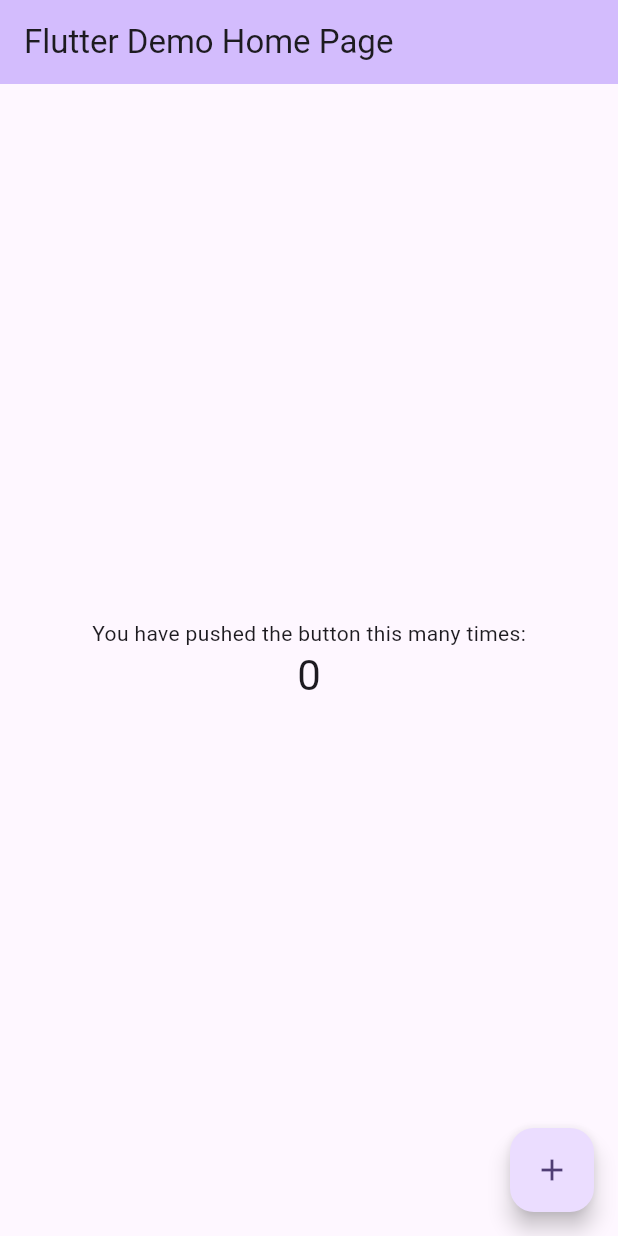
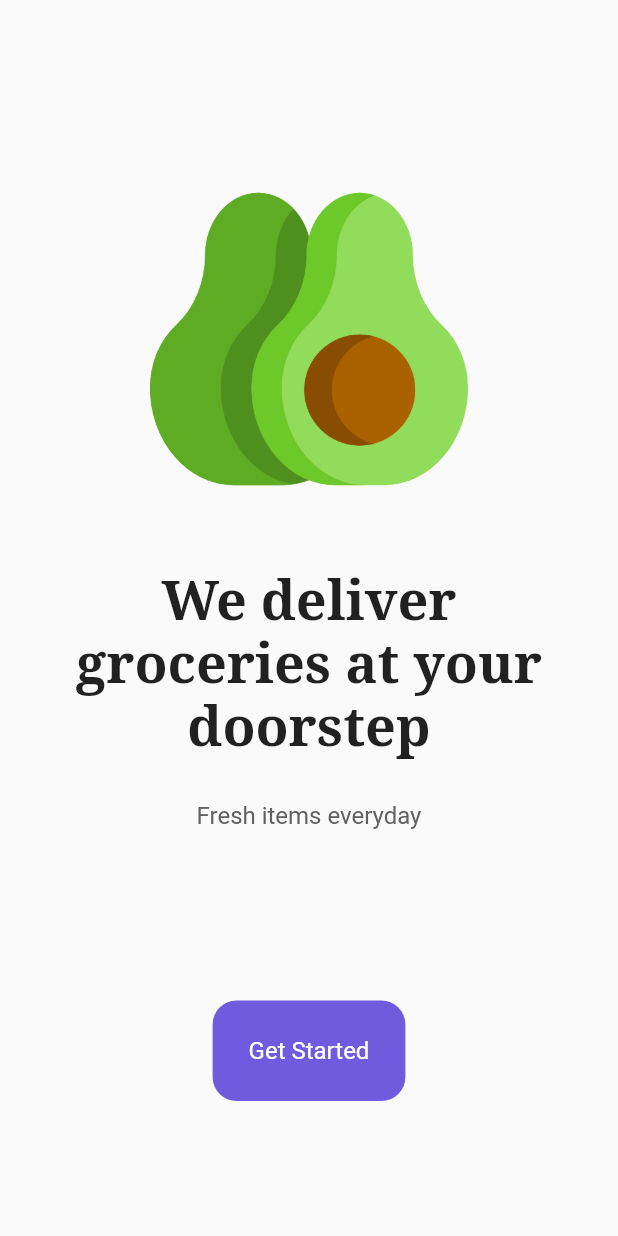
Before and after one commit to karan-lakhadive19/CartApp-Provider, a Flutter app: the screen it shows after launch, on a phone screen of 412 x 824 dp. Run offline on Flutter 3.47's test engine with Material 2 defaults, Android fonts, the phone set to English and light mode, and no system bars; our stand-ins replace google_fonts.

Commit message:
final commit

```diff
--- a/lib/main.dart
+++ b/lib/main.dart
@@ -1,4 +1,7 @@
+import 'package:cartapp/model/cart_model.dart';
+import 'package:cartapp/pages/intro_page.dart';
 import 'package:flutter/material.dart';
+import 'package:provider/provider.dart';
 
 void main() {
   runApp(const MyApp());
@@ -7,119 +10,16 @@ void main() {
 class MyApp extends StatelessWidget {
   const MyApp({super.key});
 
-  // This widget is the root of your application.
   @override
   Widget build(BuildContext context) {
-    return MaterialApp(
-      title: 'Flutter Demo',
-      theme: ThemeData(
-        // This is the theme of your application.
-        //
-        // TRY THIS: Try running your application with "flutter run". You'll see
-        // the application has a blue toolbar. Then, without quitting the app,
-        // try changing the seedColor in the colorScheme below to Colors.green
-        // and then invoke "hot reload" (save your changes or press the "hot
-        // reload" button in a Flutter-supported IDE, or press "r" if you used
-        // the command line to start the app).
-        //
-        // Notice that the counter didn't reset back to zero; the application
-        // state is not lost during the reload. To reset the state, use hot
-        // restart instead.
-        //
-        // This works for code too, not just values: Most code changes can be
-        // tested with just a hot reload.
-        colorScheme: ColorScheme.fromSeed(seedColor: Colors.deepPurple),
-        useMaterial3: true,
+    return MultiProvider(
+      providers: [
+        ChangeNotifierProvider(create: (context)=>CartModel())
+      ],
+      child: MaterialApp(
+        debugShowCheckedModeBanner: false,
+        home: IntroPage(),
       ),
-      home: const MyHomePage(title: 'Flutter Demo Home Page'),
     );
   }
 }
-
-class MyHomePage extends StatefulWidget {
-  const MyHomePage({super.key, required this.title});
-
-  // This widget is the home page of your application. It is stateful, meaning
-  // that it has a State object (defined below) that contains fields that affect
-  // how it looks.
-
-  // This class is the configuration for the state. It holds the values (in this
-  // case the title) provided by the parent (in this case the App widget) and
-  // used by the build method of the State. Fields in a Widget subclass are
-  // always marked "final".
-
-  final String title;
-
-  @override
-  State<MyHomePage> createState() => _MyHomePageState();
-}
-
-class _MyHomePageState extends State<MyHomePage> {
-  int _counter = 0;
-
-  void _incrementCounter() {
-    setState(() {
-      // This call to setState tells the Flutter framework that something has
-      // changed in this State, which causes it to rerun the build method below
-      // so that the display can reflect the updated values. If we changed
-      // _counter without calling setState(), then the build method would not be
-      // called again, and so nothing would appear to happen.
-      _counter++;
-    });
-  }
-
-  @override
-  Widget build(BuildContext context) {
-    // This method is rerun every time setState is called, for instance as done
-    // by the _incrementCounter method above.
-    //
-    // The Flutter framework has been optimized to make rerunning build methods
-    // fast, so that you can just rebuild anything that needs updating rather
-    // than having to individually change instances of widgets.
-    return Scaffold(
-      appBar: AppBar(
-        // TRY THIS: Try changing the color here to a specific color (to
-        // Colors.amber, perhaps?) and trigger a hot reload to see the AppBar
-        // change color while the other colors stay the same.
-        backgroundColor: Theme.of(context).colorScheme.inversePrimary,
-        // Here we take the value from the MyHomePage object that was created by
-        // the App.build method, and use it to set our appbar title.
-        title: Text(widget.title),
-      ),
-      body: Center(
-        // Center is a layout widget. It takes a single child and positions it
-        // in the middle of the parent.
-        child: Column(
-          // Column is also a layout widget. It takes a list of children and
-          // arranges them vertically. By default, it sizes itself to fit its
-          // children horizontally, and tries to be as tall as its parent.
-          //
-          // Column has various properties to control how it sizes itself and
-          // how it positions its children. Here we use mainAxisAlignment to
-          // center the children vertically; the main axis here is the vertical
-          // axis because Columns are vertical (the cross axis would be
-          // horizontal).
-          //
-          // TRY THIS: Invoke "debug painting" (choose the "Toggle Debug Paint"
-          // action in the IDE, or press "p" in the console), to see the
-          // wireframe for each widget.
-          mainAxisAlignment: MainAxisAlignment.center,
-          children: <Widget>[
-            const Text(
-              'You have pushed the button this many times:',
-            ),
-            Text(
-              '$_counter',
-              style: Theme.of(context).textTheme.headlineMedium,
-            ),
-          ],
-        ),
-      ),
-      floatingActionButton: FloatingActionButton(
-        onPressed: _incrementCounter,
-        tooltip: 'Increment',
-        child: const Icon(Icons.add),
-      ), // This trailing comma makes auto-formatting nicer for build methods.
-    );
-  }
-}
--- /dev/null
+++ b/lib/model/cart_model.dart
@@ -0,0 +1,41 @@
+import 'package:flutter/material.dart';
+
+class CartModel extends ChangeNotifier {
+  // list of items on sale
+  final List _shopItems = const [
+    // [ itemName, itemPrice, imagePath, color ]
+    ["Avocado", "4.00", "lib/images/avocado.png", Colors.green],
+    ["Banana", "2.50", "lib/images/banana.png", Colors.yellow],
+    ["Chicken", "12.80", "lib/images/chicken.png", Colors.brown],
+    ["Water", "1.00", "lib/images/water.png", Colors.blue],
+  ];
+
+  // list of cart items
+  List _cartItems = [];
+
+  get cartItems => _cartItems;
+
+  get shopItems => _shopItems;
+
+  // add item to cart
+  void addItemToCart(int index) {
+    _cartItems.add(_shopItems[index]);
+    print(cartItems);
+    notifyListeners();
+  }
+
+  // remove item from cart
+  void removeItemFromCart(int index) {
+    _cartItems.removeAt(index);
+    notifyListeners();
+  }
+
+  // calculate total price
+  String cal() {
+    double totalPrice = 0;
+    for (int i = 0; i < cartItems.length; i++) {
+      totalPrice += double.parse(cartItems[i][1]);
+    }
+    return totalPrice.toStringAsFixed(2);
+  }
+}
--- /dev/null
+++ b/lib/pages/intro_page.dart
@@ -0,0 +1,86 @@
+// ignore_for_file: prefer_const_constructors, prefer_const_literals_to_create_immutables
+
+import 'package:cartapp/pages/home_page.dart';
+import 'package:flutter/material.dart';
+import 'package:google_fonts/google_fonts.dart';
+
+class IntroPage extends StatelessWidget {
+  const IntroPage({super.key});
+
+  @override
+  Widget build(BuildContext context) {
+    return Scaffold(
+      backgroundColor: Colors.grey[50],
+      body: SafeArea(
+        child: Column(
+          children: [
+            // big logo
+            Padding(
+              padding: const EdgeInsets.only(
+                left: 100.0,
+                right: 100.0,
+                top: 120,
+                bottom: 20,
+              ),
+              child: Image.asset('lib/images/avocado.png'),
+            ),
+
+            // we deliver groceries at your doorstep
+            Padding(
+              padding: const EdgeInsets.all(28.0),
+              child: Text(
+                'We deliver groceries at your doorstep',
+                textAlign: TextAlign.center,
+                style: GoogleFonts.notoSerif(
+                    fontSize: 36, fontWeight: FontWeight.bold),
+              ),
+            ),
+
+            // groceree gives you fresh vegetables and fruits
+            Text(
+              'Fresh items everyday',
+              textAlign: TextAlign.center,
+              style: TextStyle(
+                fontSize: 16,
+                color: Colors.grey[700],
+              ),
+            ),
+
+            const SizedBox(height: 24),
+
+            const Spacer(),
+
+            // get started button
+            GestureDetector(
+              onTap: () => Navigator.pushReplacement(
+                context,
+                MaterialPageRoute(
+                  builder: (context) {
+                    return HomePage();
+                  },
+                ),
+              ),
+              child: Container(
+                padding: const EdgeInsets.all(24),
+                decoration: BoxDecoration(
+                  borderRadius: BorderRadius.circular(16),
+                  color: const Color.fromARGB(255, 112, 91, 222),
+                ),
+                child: const Text(
+                  "Get Started",
+                  style: TextStyle(
+                    color: Colors.white,
+                    // fontWeight: FontWeight.bold,
+                    fontSize: 16,
+                  ),
+                ),
+              ),
+            ),
+
+            const Spacer(),
+          ],
+        ),
+      ),
+    );
+  }
+}
```
Also changed, not shown: lib/components/grocery_item_tile.dart (added, +61 -0 lines), lib/pages/cart_page.dart (added, +143 -0 lines), lib/pages/home_page.dart (added, +144 -0 lines), pubspec.yaml (+4 -3 lines), lib/images/avocado.png (added), lib/images/banana.png (added), lib/images/chicken.png (added), lib/images/water.png (added), pubspec.lock, 1 other file.
